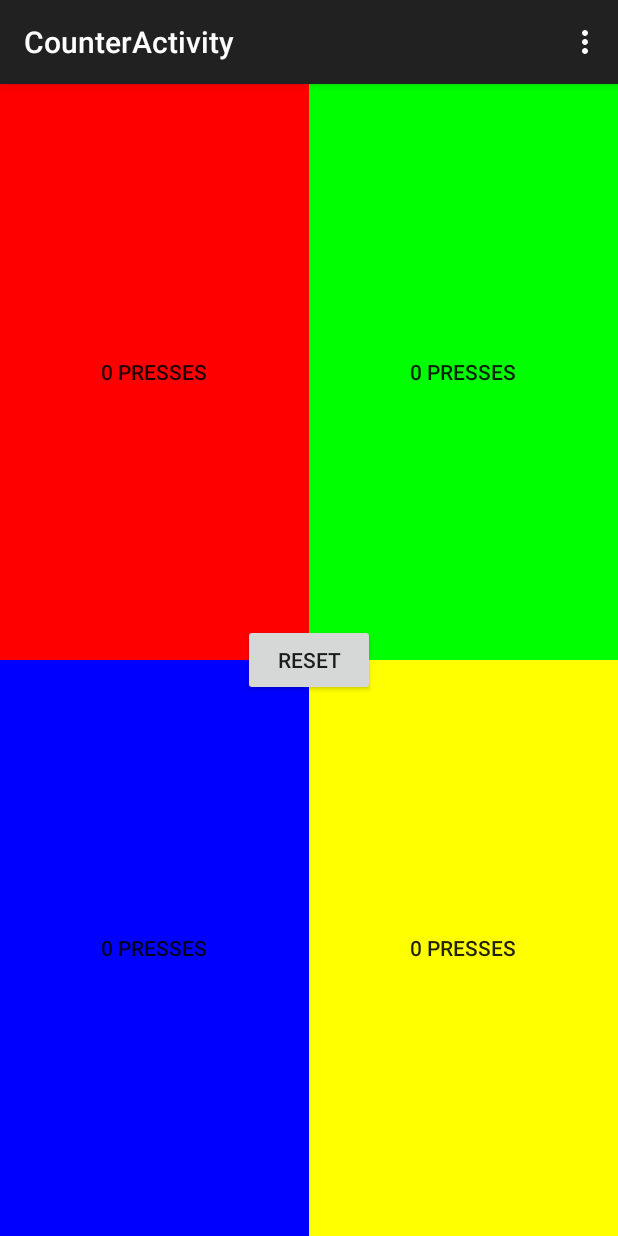
After one commit to ezwang/HelloWorld, an Android app: the CounterActivity screen opened directly, with no data from a screen before it, on a phone screen of 412 x 824 dp. The commit adds this screen. Run offline under Robolectric (Android 15) with nearby library versions, the phone set to English and light mode, and no system bars.

Commit message:
Finished 4 Views Counter Assignment

```diff
--- a/app/src/main/AndroidManifest.xml
+++ b/app/src/main/AndroidManifest.xml
@@ -16,6 +16,10 @@
                 <category android:name="android.intent.category.LAUNCHER" />
             </intent-filter>
         </activity>
+        <activity
+            android:name=".CounterActivity"
+            android:label="@string/title_activity_counter" >
+        </activity>
     </application>
 
 </manifest>
--- /dev/null
+++ b/app/src/main/java/com/example/ewang/helloworld/CounterActivity.java
@@ -0,0 +1,87 @@
+package com.example.ewang.helloworld;
+
+import android.content.Context;
+import android.content.SharedPreferences;
+import android.os.Bundle;
+import android.support.v7.app.AppCompatActivity;
+import android.util.Log;
+import android.view.Menu;
+import android.view.MenuItem;
+import android.view.View;
+import android.widget.Button;
+import android.widget.Toast;
+
+import java.util.HashMap;
+
+public class CounterActivity extends AppCompatActivity {
+    HashMap<Integer, Integer> counter;
+    @Override
+    protected void onCreate(Bundle savedInstanceState) {
+        super.onCreate(savedInstanceState);
+        setContentView(R.layout.activity_counter);
+
+        counter = new HashMap<Integer, Integer>();
+
+        final CounterActivity a = this;
+        final int[] btnIDs = new int[] { R.id.btnRed, R.id.btnBlue, R.id.btnGreen, R.id.btnYellow };
+
+        final SharedPreferences prefs = this.getSharedPreferences("com.example.ewang.helloworld", Context.MODE_PRIVATE);
+        for (int i : btnIDs) {
+            counter.put(i, prefs.getInt("counter" + i, 0));
+            ((Button)a.findViewById(i)).setText(counter.get(i) + " Presses");
+        }
+
+        for (int i : btnIDs)
+        {
+            final Button b = (Button)a.findViewById(i);
+            b.setOnClickListener(new View.OnClickListener() {
+                @Override
+                public void onClick(View v) {
+                    counter.put(b.getId(), counter.get(b.getId()) + 1);
+                    int d = counter.get((b.getId()));
+                    prefs.edit().putInt("counter" + b.getId(), d).apply();
+                    b.setText(d + " Presses");
+                    Toast.makeText(a, "This button was pressed " + d  + " times!", Toast.LENGTH_SHORT).show();
+                    Log.i("CounterApp", "This button was pressed " + d + " times!");
+                }
+            });
+        }
+
+        final Button r = (Button)a.findViewById(R.id.btnReset);
+        r.setOnClickListener(new View.OnClickListener() {
+            @Override
+            public void onClick(View v) {
+                for (int i : btnIDs) {
+                    Button b = (Button)a.findViewById(i);
+                    counter.put(i, 0);
+                    prefs.edit().putInt("counter" + b.getId(), 0);
+                    b.setText("0 Presses");
+                }
+                prefs.edit().apply();
+                Toast.makeText(a, "All buttons are reset!", Toast.LENGTH_SHORT).show();
+            }
+        });
+    }
+
+    @Override
+    public boolean onCreateOptionsMenu(Menu menu) {
+        // Inflate the menu; this adds items to the action bar if it is present.
+        getMenuInflater().inflate(R.menu.menu_counter, menu);
+        return true;
+    }
+
+    @Override
+    public boolean onOptionsItemSelected(MenuItem item) {
+        // Handle action bar item clicks here. The action bar will
+        // automatically handle clicks on the Home/Up button, so long
+        // as you specify a parent activity in AndroidManifest.xml.
+        int id = item.getItemId();
+
+        //noinspection SimplifiableIfStatement
+        if (id == R.id.action_settings) {
+            return true;
+        }
+
+        return super.onOptionsItemSelected(item);
+    }
+}
--- a/app/src/main/java/com/example/ewang/helloworld/MainActivity.java
+++ b/app/src/main/java/com/example/ewang/helloworld/MainActivity.java
@@ -3,18 +3,20 @@ package com.example.ewang.helloworld;
 import android.animation.ArgbEvaluator;
 import android.animation.ValueAnimator;
 import android.app.AlertDialog;
+import android.content.Intent;
 import android.graphics.Color;
+import android.os.Bundle;
 import android.support.v7.app.AppCompatActivity;
-import android.os.Bundle;
 import android.util.Log;
 import android.view.Menu;
 import android.view.MenuItem;
 import android.view.View;
 import android.view.animation.Animation;
+import android.widget.Button;
 import android.widget.EditText;
 import android.widget.Switch;
 import android.widget.TextView;
-import android.widget.Button;
+import android.widget.Toast;
 
 import java.util.Calendar;
 import java.util.Locale;
@@ -55,6 +57,7 @@ public class MainActivity extends AppCompatActivity {
                         t.setTextSize(50);
                     t.setTextColor(Color.RED);
                 }
+                Toast.makeText(m, "This is a toast!", Toast.LENGTH_SHORT).show();
                 Log.v("HelloWorld", "Changed text properties!");
             }
         });
@@ -110,6 +113,12 @@ public class MainActivity extends AppCompatActivity {
             return true;
         }
 
+        if (id == R.id.action_counter) {
+            Intent intent = new Intent(this, CounterActivity.class);
+            startActivity(intent);
+            return true;
+        }
+
         return super.onOptionsItemSelected(item);
     }
 }
--- /dev/null
+++ b/app/src/main/res/layout/activity_counter.xml
@@ -0,0 +1,79 @@
+<RelativeLayout xmlns:android="http://schemas.android.com/apk/res/android"
+    xmlns:tools="http://schemas.android.com/tools" android:layout_width="match_parent"
+    android:layout_height="match_parent" android:paddingLeft="0dp"
+    android:paddingRight="0dp"
+    android:paddingTop="0dp"
+    android:paddingBottom="0dp"
+    tools:context="com.example.ewang.helloworld.CounterActivity">
+
+    <LinearLayout
+        android:layout_width="fill_parent"
+        android:layout_height="fill_parent"
+        android:layout_alignParentTop="true"
+        android:layout_alignParentLeft="true"
+        android:layout_alignParentBottom="true"
+        android:layout_alignParentRight="true"
+        android:layout_centerInParent="true"
+        android:weightSum="2"
+        android:orientation="vertical">
+
+        <LinearLayout
+            android:orientation="horizontal"
+            android:layout_width="match_parent"
+            android:layout_height="match_parent"
+            android:layout_weight="1">
+
+            <Button
+                android:layout_width="wrap_content"
+                android:layout_height="fill_parent"
+                android:text="0 Presses"
+                android:id="@+id/btnRed"
+                android:layout_gravity="fill"
+                android:layout_weight="1"
+                android:background="#ff0000" />
+
+            <Button
+                android:layout_width="wrap_content"
+                android:layout_height="fill_parent"
+                android:text="0 Presses"
+                android:id="@+id/btnGreen"
+                android:layout_gravity="fill"
+                android:layout_weight="1"
+                android:background="#00ff00" />
+        </LinearLayout>
+
+        <LinearLayout
+            android:orientation="horizontal"
+            android:layout_width="match_parent"
+            android:layout_height="match_parent"
+            android:layout_weight="1">
+
+            <Button
+                android:layout_width="wrap_content"
+                android:layout_height="fill_parent"
+                android:text="0 Presses"
+                android:id="@+id/btnBlue"
+                android:layout_gravity="fill"
+                android:layout_weight="1"
+                android:background="#0000ff"
+                />
+
+            <Button
+                android:layout_width="wrap_content"
+                android:layout_height="fill_parent"
+                android:text="0 Presses"
+                android:id="@+id/btnYellow"
+                android:layout_gravity="fill"
+                android:layout_weight="1"
+                android:background="#ffff00"/>
+        </LinearLayout>
+    </LinearLayout>
+
+    <Button
+        android:layout_width="wrap_content"
+        android:layout_height="wrap_content"
+        android:text="Reset"
+        android:id="@+id/btnReset"
+        android:layout_centerInParent="true"/>
+
+</RelativeLayout>
--- /dev/null
+++ b/app/src/main/res/menu/menu_counter.xml
@@ -0,0 +1,7 @@
+<menu xmlns:android="http://schemas.android.com/apk/res/android"
+    xmlns:app="http://schemas.android.com/apk/res-auto"
+    xmlns:tools="http://schemas.android.com/tools"
+    tools:context="com.example.ewang.helloworld.CounterActivity">
+    <item android:id="@+id/action_settings" android:title="@string/action_settings"
+        android:orderInCategory="100" app:showAsAction="never" />
+</menu>
--- a/app/src/main/res/menu/menu_main.xml
+++ b/app/src/main/res/menu/menu_main.xml
@@ -3,4 +3,5 @@
     xmlns:tools="http://schemas.android.com/tools" tools:context=".MainActivity">
     <item android:id="@+id/action_settings" android:title="@string/action_settings" android:orderInCategory="100" app:showAsAction="never" />
     <item android:id="@+id/action_about" android:title="About" android:orderInCategory="100" app:showAsAction="never" />
+    <item android:id="@+id/action_counter" android:title="Counter App" android:orderInCategory="100" app:showAsAction="never" />
 </menu>
--- a/app/src/main/res/values/strings.xml
+++ b/app/src/main/res/values/strings.xml
@@ -4,4 +4,5 @@
     <string name="hello_world">Happy Monday!</string>
     <string name="action_settings">Settings</string>
     <string name="about_creator">Created by Eric Wang</string>
+    <string name="title_activity_counter">CounterActivity</string>
 </resources>
```
